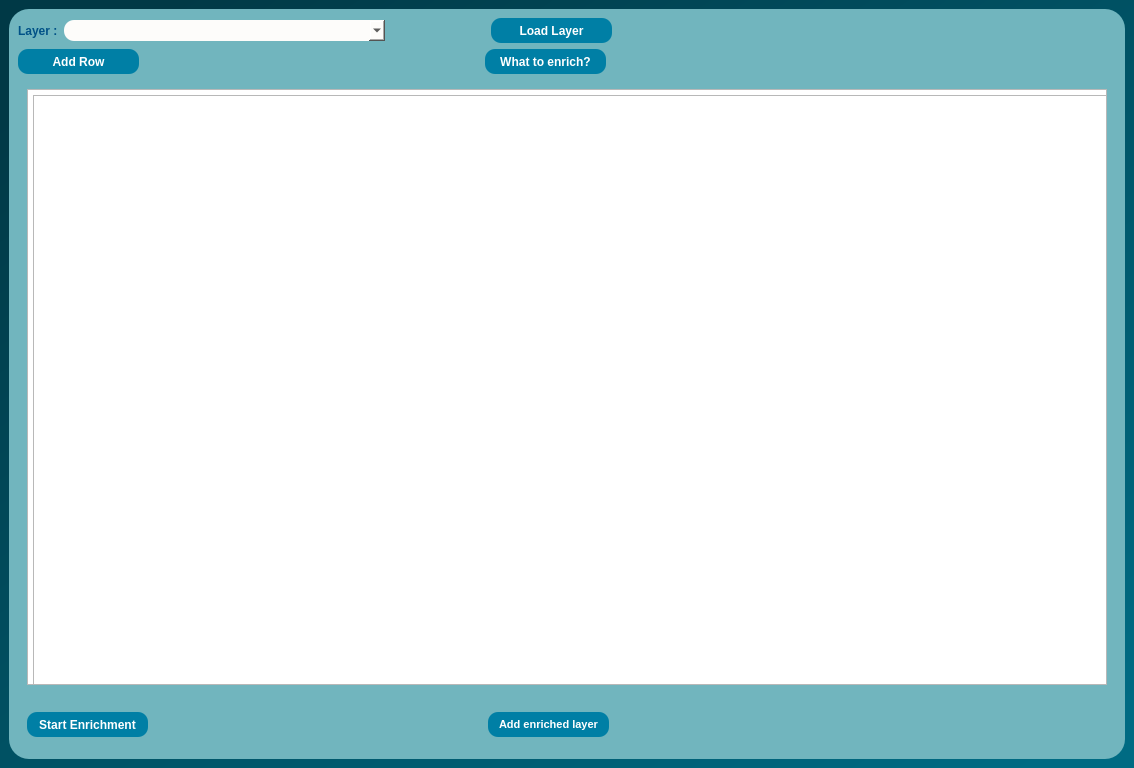
Old version of the form dialogs/ui/Enrichment.ui in the repository sparqlunicorn/sparqlunicornGoesGIS.
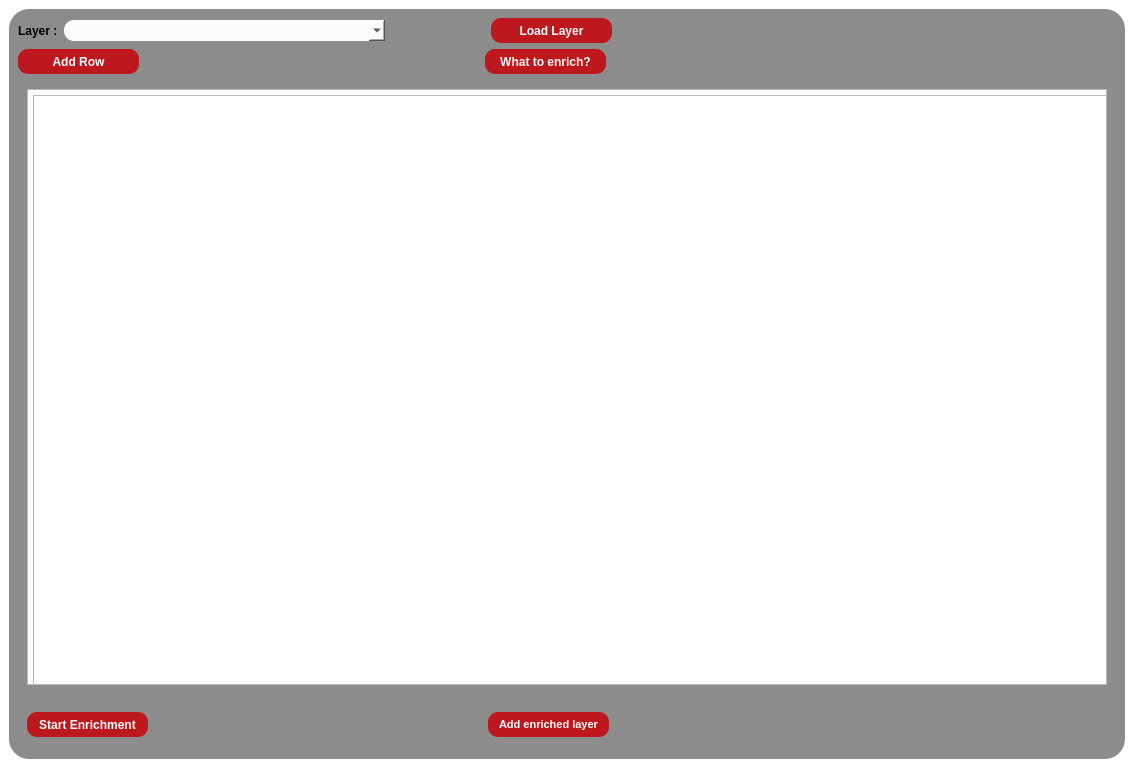
New version of the form.

Diff of the .ui file:
```diff
--- a/dialogs/ui/Enrichment.ui
+++ b/dialogs/ui/Enrichment.ui
@@ -19,10 +19,19 @@
   <property name="windowTitle">
    <string>MainWindow</string>
   </property>
+  <property name="styleSheet">
+   <string notr="true">QMainWindow#Enrichment{
+background-color: rgb(140, 140, 140);
+	
+Border-radius:20px;
+}
+</string>
+  </property>
   <widget class="QWidget" name="centralwidget">
    <property name="styleSheet">
     <string notr="true">QObject#centralwidget{
-background-color:qlineargradient(spread:pad, x1:0, y1:0, x2:1, y2:1, stop:0.0795455 rgba(0, 57, 70, 255), stop:0.5625 rgba(0, 85, 104, 255), stop:0.954545 rgba(0, 107, 131, 255));}</string>
+	background-color: rgb(255, 255, 255);
+}</string>
    </property>
    <layout class="QGridLayout" name="gridLayout_2">
     <item row="1" column="0">
@@ -35,9 +44,10 @@
       </property>
       <property name="styleSheet">
        <string notr="true">QObject#frame{
-	background-color:qlineargradient(spread:pad, x1:0, y1:0, x2:1, y2:1, stop:0.0113636 rgba(113, 181, 190, 255));
+	background-color: rgb(140, 140, 140);
 	
-border-radius:20px;}
+Border-radius:20px;}
+
 </string>
       </property>
       <property name="frameShape">
@@ -72,7 +82,7 @@
             </font>
            </property>
            <property name="styleSheet">
-            <string notr="true">color:rgb(0, 81, 135);</string>
+            <string notr="true">color:rgb(0, 0, 0);</string>
            </property>
            <property name="text">
             <string>Layer :</string>
@@ -146,9 +156,10 @@
             <cursorShape>PointingHandCursor</cursorShape>
            </property>
            <property name="styleSheet">
-            <string notr="true">background-color:rgb(0, 127, 165);
+            <string notr="true">background-color:rgb(189, 24, 29);
 border-radius:10px;
-color: rgb(255, 255, 255);</string>
+color: rgb(255, 255, 255);
+</string>
            </property>
            <property name="text">
             <string>Load Layer</string>
@@ -212,9 +223,10 @@
                <cursorShape>PointingHandCursor</cursorShape>
               </property>
               <property name="styleSheet">
-               <string notr="true">background-color:rgb(0, 127, 165);
+               <string notr="true">background-color:rgb(189, 24, 29);
 border-radius:10px;
-color: rgb(255, 255, 255);</string>
+color: rgb(255, 255, 255);
+</string>
               </property>
               <property name="text">
                <string>Start Enrichment</string>
@@ -265,9 +277,10 @@
                <cursorShape>PointingHandCursor</cursorShape>
               </property>
               <property name="styleSheet">
-               <string notr="true">background-color:rgb(0, 127, 165);
+               <string notr="true">background-color:rgb(189, 24, 29);
 border-radius:10px;
-color: rgb(255, 255, 255);</string>
+color: rgb(255, 255, 255);
+</string>
               </property>
               <property name="text">
                <string>Add enriched layer</string>
@@ -325,9 +338,10 @@
             <cursorShape>PointingHandCursor</cursorShape>
            </property>
            <property name="styleSheet">
-            <string notr="true">background-color:rgb(0, 127, 165);
+            <string notr="true">background-color:rgb(189, 24, 29);
 border-radius:10px;
 color: rgb(255, 255, 255);
+
 </string>
            </property>
            <property name="text">
@@ -379,9 +393,10 @@
             <cursorShape>PointingHandCursor</cursorShape>
            </property>
            <property name="styleSheet">
-            <string notr="true">background-color:rgb(0, 127, 165);
+            <string notr="true">background-color:rgb(189, 24, 29);
 border-radius:10px;
-color: rgb(255, 255, 255);</string>
+color: rgb(255, 255, 255);
+</string>
            </property>
            <property name="text">
             <string>What to enrich?</string>
```
